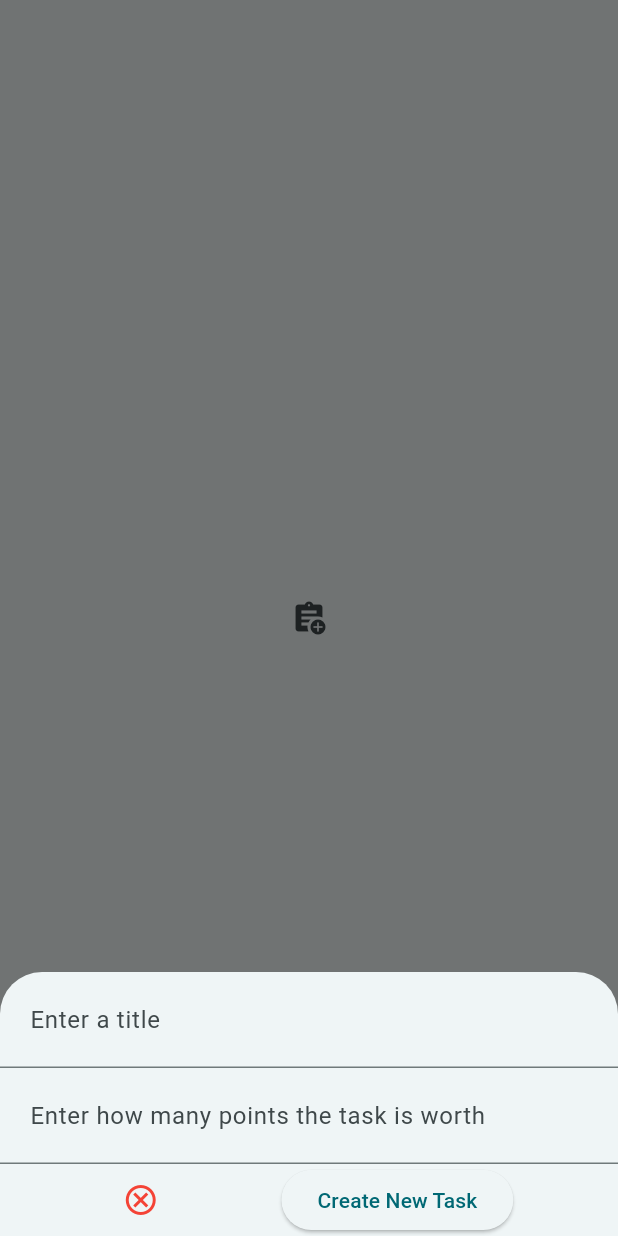
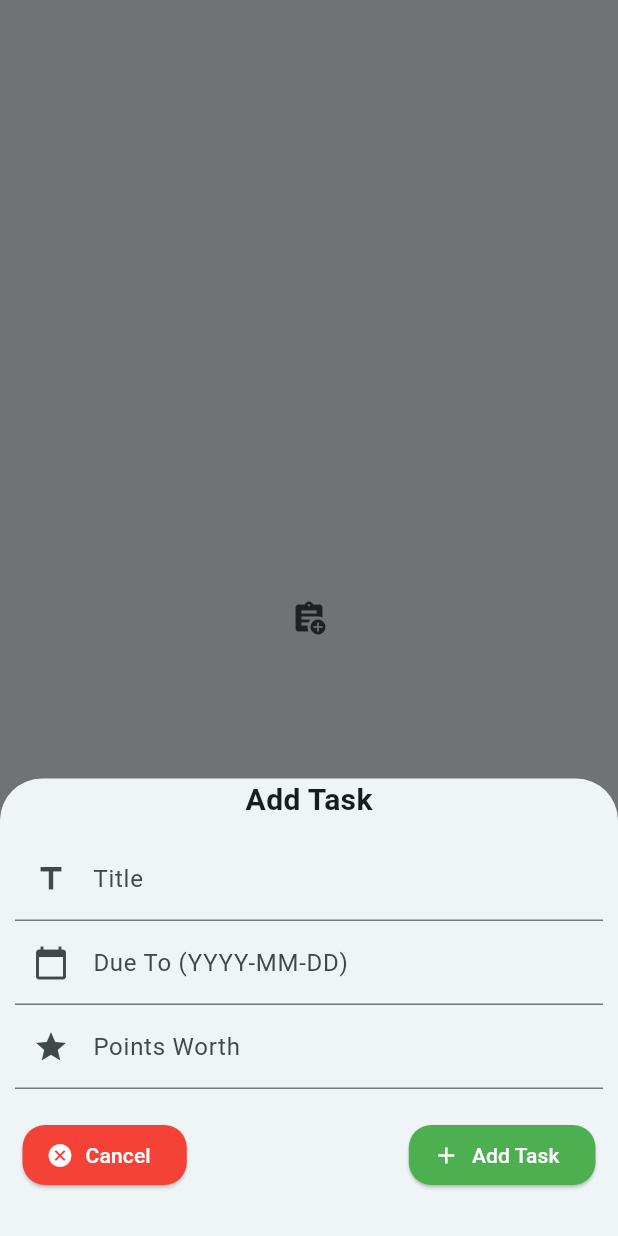
Before and after one commit to comhendrik/hmly, a Flutter app: the CreateHouseholdTaskSheet widget shown alone on an empty page, opened directly with empty values, after a tap on the "assignment add" icon, on a phone screen of 412 x 824 dp. Run offline on Flutter 3.47's test engine with Material 2 defaults, Android fonts, the phone set to English and light mode, and no system bars; our stand-ins replace bloc, dartz, equatable, flutter_bloc, flutter_secure_storage, get_it and 2 more; accounts and stored records are empty; statements that could not run were skipped.

Commit message:
new ui for adding task and added pointsWorth Increment for user

```diff
--- a/lib/features/household_task/data/repositories/household_task_repository_impl.dart
+++ b/lib/features/household_task/data/repositories/household_task_repository_impl.dart
@@ -33,9 +33,9 @@ class HouseholdTaskRepositoryImpl implements HouseholdTaskRepository {
   }
 
   @override
-  Future<Either<Failure, void>> updateHouseholdTask(String taskId, bool isDone) async {
+  Future<Either<Failure, void>> updateHouseholdTask(HouseholdTask task, String userId) async {
     try {
-      return Right(await remoteDataSource.updateHouseholdTask(taskId, isDone));
+      return Right(await remoteDataSource.updateHouseholdTask(task, userId));
     } on ServerException {
       return Left(ServerFailure());
     }
--- a/lib/features/household_task/domain/repositories/household_task_repository.dart
+++ b/lib/features/household_task/domain/repositories/household_task_repository.dart
@@ -5,6 +5,6 @@ import 'package:dartz/dartz.dart';
 abstract class HouseholdTaskRepository {
   Future<Either<Failure, List<HouseholdTask>>> getAllTasksForHousehold(String householdId);
   Future<Either<Failure, HouseholdTask>> createHouseholdTask(String householdId, String title, int pointsWorth);
-  Future<Either<Failure, void>> updateHouseholdTask(String taskId, bool isDone);
+  Future<Either<Failure, void>> updateHouseholdTask(HouseholdTask task, String userId);
   Future<Either<Failure, void>> deleteHouseholdTask(String taskId);
 }
--- a/lib/features/household_task/domain/usecases/update_household_task.dart
+++ b/lib/features/household_task/domain/usecases/update_household_task.dart
@@ -10,7 +10,7 @@ class UpdateHouseholdTask {
     required this.repository
   });
 
-  Future<Either<Failure, void>> execute(String taskId, bool isDone) async {
-    return await repository.updateHouseholdTask(taskId, isDone);
+  Future<Either<Failure, void>> execute(HouseholdTask task, String userId) async {
+    return await repository.updateHouseholdTask(task, userId);
   }
 }
--- a/lib/features/household_task/presentation/bloc/household_task_bloc.dart
+++ b/lib/features/household_task/presentation/bloc/household_task_bloc.dart
@@ -57,7 +57,7 @@ class HouseholdTaskBloc extends Bloc<HouseholdTaskEvent, HouseholdTaskState> {
         );
       } else if (event is UpdateHouseholdTaskEvent) {
         emit(HouseholdTaskLoading());
-        final resultEither = await updateTask.execute(event.taskId, event.isDone);
+        final resultEither = await updateTask.execute(event.task, event.userId);
         await resultEither.fold(
                 (failure) async {
                   emit(const HouseholdTaskError(errorMsg: 'Server Failure'));
--- a/lib/features/household_task/presentation/bloc/household_task_event.dart
+++ b/lib/features/household_task/presentation/bloc/household_task_event.dart
@@ -28,14 +28,14 @@ class CreateHouseholdTaskEvent extends HouseholdTaskEvent {
 }
 
 class UpdateHouseholdTaskEvent extends HouseholdTaskEvent {
-  final String taskId;
-  final bool isDone;
+  final HouseholdTask task;
   final String householdId;
+  final String userId;
 
   const UpdateHouseholdTaskEvent({
-    required this.taskId,
+    required this.task,
     required this.householdId,
-    required this.isDone,
+    required this.userId,
   });
 }
 
--- a/lib/features/household_task/presentation/widgets/create_household_task_sheet.dart
+++ b/lib/features/household_task/presentation/widgets/create_household_task_sheet.dart
@@ -1,6 +1,5 @@
 import 'package:flutter/material.dart';
 import 'package:flutter_bloc/flutter_bloc.dart';
-import 'package:household_organizer/core/entities/user.dart';
 import 'package:household_organizer/features/household_task/presentation/bloc/household_task_bloc.dart';
 class CreateHouseholdTaskSheet extends StatefulWidget {
   final String householdId;
@@ -31,47 +30,23 @@ class _CreateHouseholdTaskSheetState extends State<CreateHouseholdTaskSheet> {
             isScrollControlled: true,
             context: context,
             builder: (BuildContext context) {
-              var keyboardHeight = MediaQuery.of(context).viewInsets.bottom ?? 0.0;
+              var keyboardHeight = MediaQuery.of(context).viewInsets.bottom;
               return AnimatedPadding(
                 padding: EdgeInsets.only(bottom: keyboardHeight),
-                duration: Duration(milliseconds: 20),
+                duration: const Duration(milliseconds: 20),
                 child: SafeArea(
                   bottom: keyboardHeight <= 0.0,
                   child: Column(
                     mainAxisAlignment: MainAxisAlignment.start,
                     mainAxisSize: MainAxisSize.min,
                     children: <Widget>[
-                      TextField(
-                          controller: titleController,
-                          keyboardType: TextInputType.text,
-                          decoration: const InputDecoration(
-                              hintText: 'Enter a title',
-                              contentPadding: EdgeInsets.all(20)
-                          ),
-                          onChanged: (value) {
-                            inputStr = value;
-                          }
-                      ),
-                      TextField(
-                          controller: numberController,
-                          keyboardType: TextInputType.number,
-                          decoration: const InputDecoration(
-                              hintText: 'Enter how many points the task is worth',
-                              contentPadding: EdgeInsets.all(20)
-                          ),
-                          onChanged: (value) {
-                            numberStr = value;
-                          }
-                      ),
-                      Row(
-                        mainAxisAlignment: MainAxisAlignment.spaceEvenly,
-                        children: [
-                          IconButton(
-                            icon: const Icon(Icons.cancel_outlined, color: Colors.red,),
-                            onPressed: () => Navigator.pop(context),
-                          ),
-                          ElevatedButton(onPressed: () => createHouseholdTask(widget.householdId, inputStr, int.parse(numberStr)), child: const Text("Create New Task")),
-                        ],
+                      const Text("Add Task" , style: TextStyle(fontWeight: FontWeight.bold, fontSize: 20),),
+                      Padding(
+
+                        padding: const EdgeInsets.all(10.0),
+                        child: TaskInputWidget(onTaskAdded: (title, dueTo, pointsWorth) {
+                          createHouseholdTask(widget.householdId, title, pointsWorth);
+                        }),
                       )
                     ],
                   ),
@@ -90,3 +65,153 @@ class _CreateHouseholdTaskSheetState extends State<CreateHouseholdTaskSheet> {
   }
 
 }
+
+class TaskInputWidget extends StatefulWidget {
+  final Function(String title, DateTime dueTom, int pointsWorth) onTaskAdded;
+
+  const TaskInputWidget({super.key, required this.onTaskAdded});
+
+  @override
+  State<TaskInputWidget> createState() => _TaskInputWidgetState();
+}
+
+class _TaskInputWidgetState extends State<TaskInputWidget> {
+  final GlobalKey<FormState> _formKey = GlobalKey<FormState>();
+  late TextEditingController _titleController;
+  late TextEditingController _dueToController;
+
+
+  late TextEditingController _pointsController;
+
+  @override
+  void initState() {
+    super.initState();
+    _titleController = TextEditingController();
+    _dueToController = TextEditingController();
+    _pointsController = TextEditingController();
+  }
+
+  @override
+  void dispose() {
+    _titleController.dispose();
+    _dueToController.dispose();
+    _pointsController.dispose();
+    super.dispose();
+  }
+
+  void _addTask() {
+    if (_formKey.currentState!.validate()) {
+      final String title = _titleController.text;
+      final DateTime dueTo = DateTime.parse(_dueToController.text);
+      final int points = int.parse(_pointsController.text);
+
+      setState(() {
+        widget.onTaskAdded(title,dueTo,points);
+      });
+
+      // Clear the input fields
+      _titleController.clear();
+      _dueToController.clear();
+      _pointsController.clear();
+    }
+  }
+
+  @override
+  Widget build(BuildContext context) {
+    return Form(
+      key: _formKey,
+      child: Column(
+        mainAxisAlignment: MainAxisAlignment.start,
+        children: <Widget>[
+          TextFormField(
+            controller: _titleController,
+            decoration: const InputDecoration(
+              labelText: 'Title',
+              prefixIcon: Icon(Icons.title),
+            ),
+            validator: (value) {
+              if (value == null) {
+                return 'Please enter a title';
+              }
+              return null;
+            },
+          ),
+          TextFormField(
+            controller: _dueToController,
+            decoration: const InputDecoration(
+              labelText: 'Due To (YYYY-MM-DD)',
+              prefixIcon: Icon(Icons.calendar_today),
+            ),
+            validator: (value) {
+              if (value == null) {
+                return 'Please enter a due date';
+              }
+              if (!DateTime.tryParse(value)!.isAfter(DateTime.now())) {
+                return 'Due date must be in the future';
+              }
+              return null;
+            },
+          ),
+          TextFormField(
+            controller: _pointsController,
+            decoration: const InputDecoration(
+              labelText: 'Points Worth',
+              prefixIcon: Icon(Icons.star),
+            ),
+            keyboardType: TextInputType.number,
+            validator: (value) {
+              if (value == null) {
+                return 'Please enter points worth';
+              }
+              if (int.tryParse(value) == null || int.parse(value) <= 0) {
+                return 'Please enter a valid positive number';
+              }
+              return null;
+            },
+          ),
+          Row(
+            mainAxisAlignment: MainAxisAlignment.spaceBetween,
+            children: [
+              Container(
+                padding: const EdgeInsets.symmetric(vertical: 20, horizontal: 5),
+                child: ElevatedButton.icon(
+                    icon: const Icon(Icons.cancel),
+                    style: ElevatedButton.styleFrom(
+                        foregroundColor: Colors.white,
+                        backgroundColor: Colors.red,
+                        shape: RoundedRectangleBorder(
+                            borderRadius: BorderRadius.circular(15)
+                        )
+                    ),
+
+                    onPressed: () {
+                      Navigator.pop(context);
+                    },
+                    label: const Text('Cancel')
+                ),
+              ),
+              Container(
+                padding: const EdgeInsets.symmetric(vertical: 20, horizontal: 5),
+                child: ElevatedButton.icon(
+                    icon: const Icon(Icons.add),
+                    style: ElevatedButton.styleFrom(
+                        foregroundColor: Colors.white,
+                        backgroundColor: Colors.green,
+                        shape: RoundedRectangleBorder(
+                            borderRadius: BorderRadius.circular(15)
+                        )
+                    ),
+
+                    onPressed: () {
+                      _addTask();
+                    },
+                    label: const Text('Add Task')
+                ),
+              ),
+            ],
+          )
+        ],
+      ),
+    );
+  }
+}
--- a/lib/features/household_task/presentation/widgets/household_task_display.dart
+++ b/lib/features/household_task/presentation/widgets/household_task_display.dart
@@ -31,7 +31,7 @@ class HouseholdTaskDisplay extends StatelessWidget {
           Column(
               children: allTasks.map((task){
                 return Container(
-                  child: TaskWidget(task: task, householdId: mainUser.householdId,),
+                  child: TaskWidget(task: task, householdId: mainUser.householdId, mainUser: mainUser,),
                 );
               }).toList()),
         ],
```
Also changed, not shown: lib/features/household_task/data/datasources/household_task_remote_data_source.dart (+12 -5 lines), lib/features/household_task/presentation/widgets/task_view.dart (+5 -2 lines), lib/features/household_task/presentation/widgets/task_widget.dart (+7 -4 lines).
